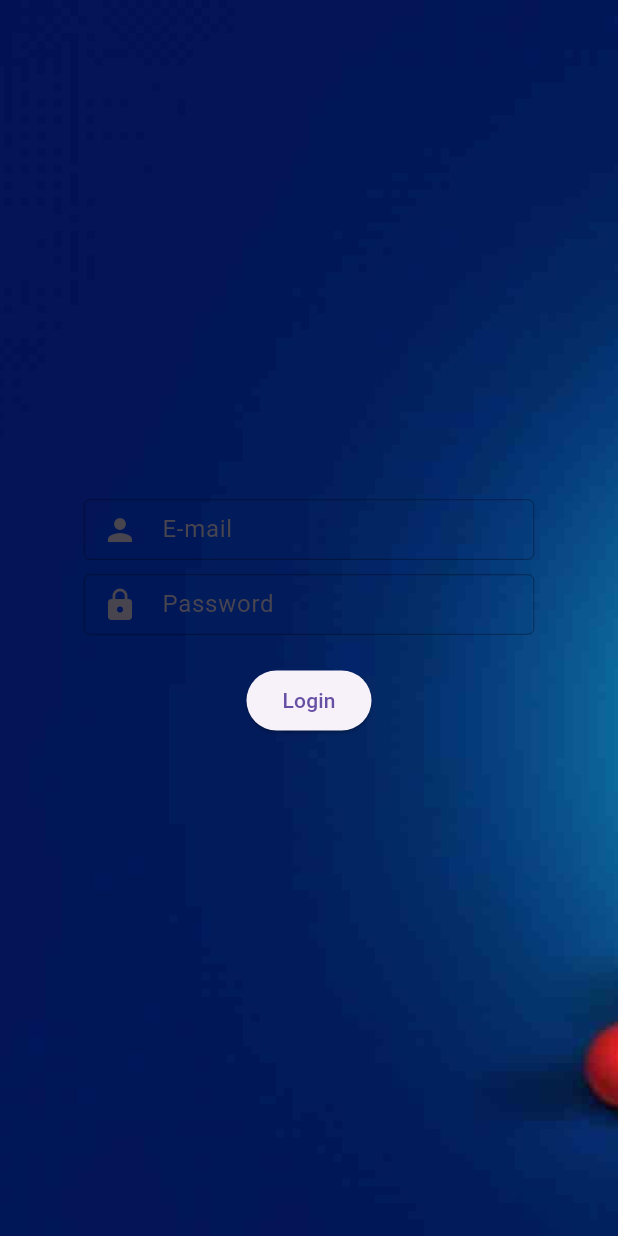
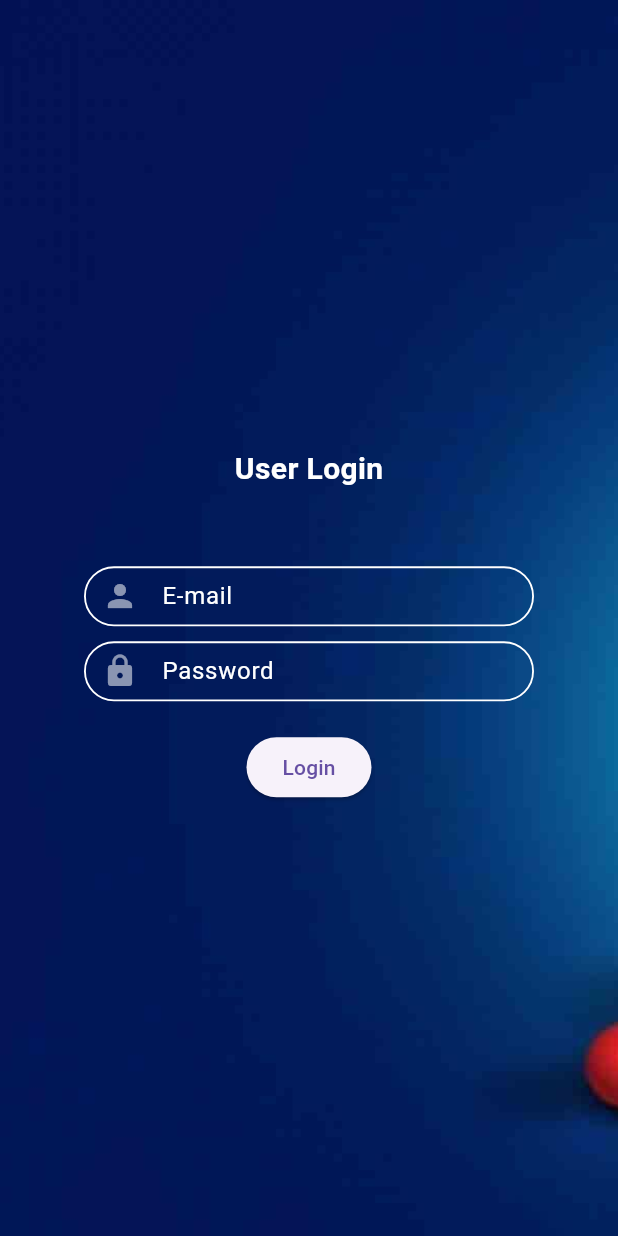
Before and after one commit to ahmedrazakhan-412/PharmEasyApp, a Flutter app: the screen it shows after launch, on a phone screen of 412 x 824 dp. Run offline on Flutter 3.47's test engine with Material 2 defaults, Android fonts, the phone set to English and light mode, and no system bars; our stand-ins replace cloud_firestore, dio, firebase_core; accounts and stored records are empty.

Commit message:
Merge remote-tracking branch 'origin/master'

```diff
--- a/lib/Login/LoginScreen.dart
+++ b/lib/Login/LoginScreen.dart
@@ -35,16 +35,7 @@ class _LoginScreenState extends State<LoginScreen> {
   @override
   Widget build(BuildContext context) {
     return Scaffold(
-     // backgroundColor: Colors.white,
-
-      // appBar: AppBar(
-      //   title: Center(
-      //     child: Padding(
-      //       padding: const EdgeInsets.only(top: 30),
-      //       child: Text('User Login'),
-      //     ),
-      //   ),
-      // ),
+    // backgroundColor: Colors.white,
       body: Container(
         decoration: BoxDecoration(
           image: DecorationImage(
@@ -57,21 +48,37 @@ class _LoginScreenState extends State<LoginScreen> {
             mainAxisAlignment: MainAxisAlignment.center,
             crossAxisAlignment: CrossAxisAlignment.center,
             children: [
-              // SizedBox(
-              //   height: 10,
-              // ),
+              Row(mainAxisAlignment: MainAxisAlignment.center,
+                children: [
+                  Center(
+                    child: Padding(
+                      padding: const EdgeInsets.all(10),
+                      child: Text('User Login',style: TextStyle(
+                          color: Colors.white,
+                          fontWeight: FontWeight.bold,
+                          fontSize: 20)),
+                    ),
+                  ),
+                ],
+              ),
+              SizedBox(
+                height: 40,
+              ),
               SizedBox(
                 height: 40,
                 width: 300,
                 child: TextField(
                   controller: emailController,
                   decoration: InputDecoration(
-                    hintText: 'E-mail',
+                    hintText: 'E-mail',hintStyle: TextStyle(color: Colors.white),
                     contentPadding:
                         EdgeInsets.symmetric(horizontal: 5, vertical: 8),
-                    prefixIcon: Icon(Icons.person),fillColor: Colors.white,
+                    prefixIcon: Icon(Icons.person,color: Colors.white54),
                     enabledBorder: OutlineInputBorder(
-                      borderSide: BorderSide(width: 0.25),
+                      borderSide: BorderSide(color: Colors.white,
+                          width: 1.25,
+                          style: BorderStyle.solid),
+                        borderRadius: BorderRadius.circular(20)
                     ),
                   ),
                 ),
@@ -83,16 +90,16 @@ class _LoginScreenState extends State<LoginScreen> {
                 child: TextField(
                   controller: passwordController,
                   decoration: InputDecoration(
-                    hintText: 'Password',
+                    hintText: 'Password',hintStyle: TextStyle(color: Colors.white),
                     contentPadding:
                         EdgeInsets.symmetric(horizontal: 5, vertical: 8),
-                    prefixIcon: Icon(Icons.lock),
+                    prefixIcon: Icon(Icons.lock,color: Colors.white54),
                     enabledBorder: OutlineInputBorder(
-                      borderSide: BorderSide(width: 0.25),
+                      borderSide: BorderSide(color: Colors.white,width: 1.25,style: BorderStyle.solid),
+                        borderRadius: BorderRadius.circular(20)
                     ),
                   ),
-                  obscureText: true,
-                ),
+                  obscureText: true, ),
               ),
               SizedBox(height: 20.0),
               ElevatedButton(
--- a/lib/PageWise/SalesAndBillingScreen/BillingModule.dart
+++ b/lib/PageWise/SalesAndBillingScreen/BillingModule.dart
@@ -247,6 +247,7 @@ class _BillingModuleState extends State<BillingModule> {
                       child: TextFormField(
                         controller: invoiceNumberController,
                         decoration: InputDecoration(labelText: 'Invoice/Receipt Number'),
+                        enabled: false,
                       ),
                     ),
                   ],
```
